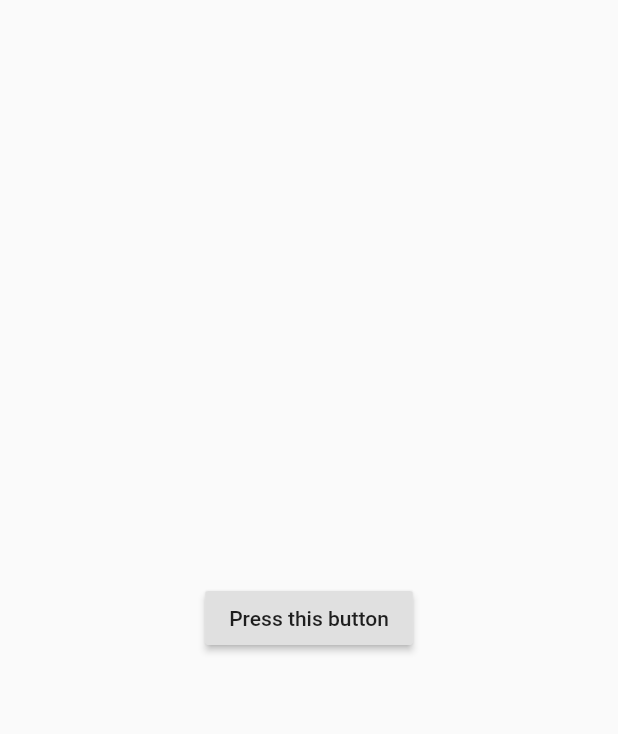
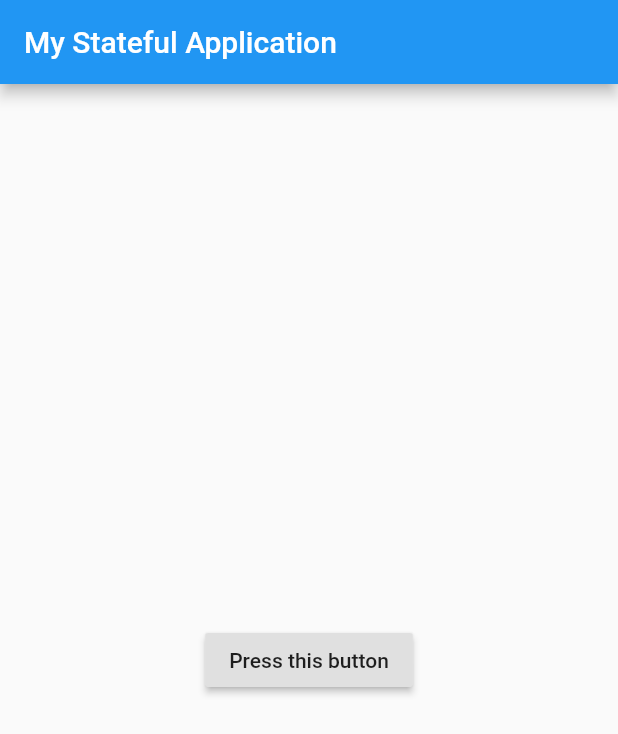
Before and after one commit to anuviswan/LearningPoint, a Flutter app: the screen it shows after launch, on a phone screen of 412 x 824 dp. Shown: the top 734 px of the screen. Run offline on Flutter 3.47's test engine with Material 2 defaults, Android fonts, the phone set to English and light mode, and no system bars.

Commit message:
Added appbar

```diff
--- a/Flutter/stateful_example/lib/main.dart
+++ b/Flutter/stateful_example/lib/main.dart
@@ -28,6 +28,7 @@ class _myStatefulApplicationState extends State<myStatefulApplication> {
     return MaterialApp(
       title: 'My Stateful Application',
       home: new Scaffold(
+        appBar: new AppBar(title: new Text('My Stateful Application'),),
         body: new Center(
           child: new RaisedButton(onPressed: OnPressMethod,child: new Text(titleText),),
         )
```
